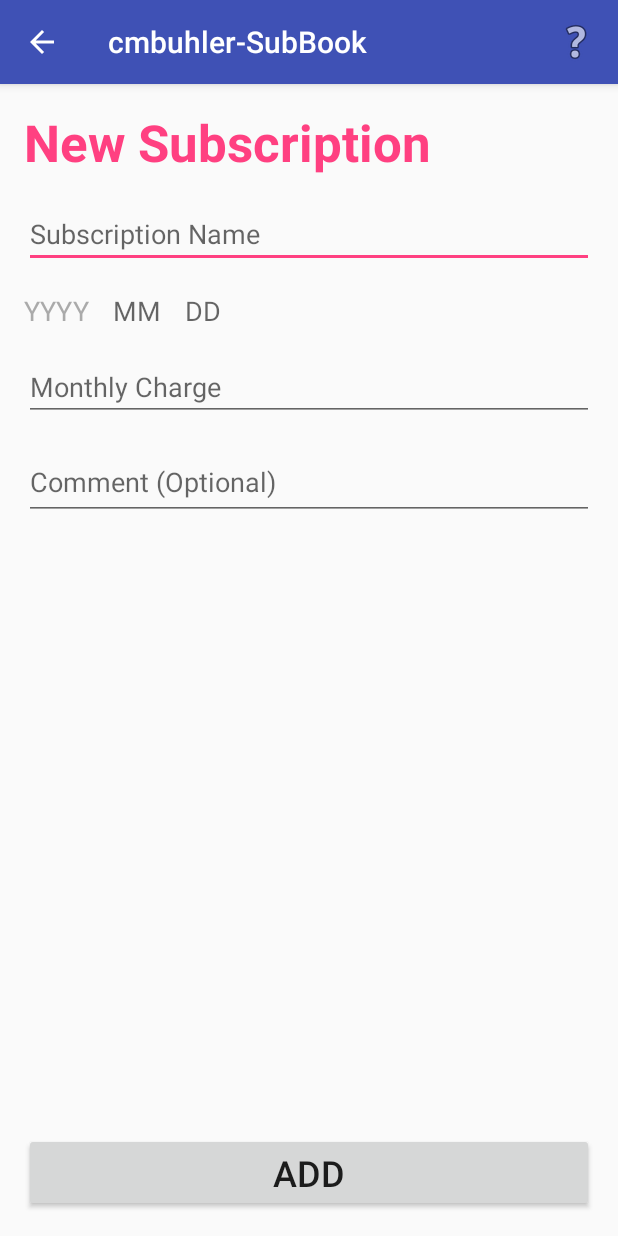
After one commit to cmbuhler/cmbuhler-SubBook, an Android app: the AddNewSubActivity screen opened directly, with no data from a screen before it, on a phone screen of 412 x 824 dp. The commit adds this screen. Run offline under Robolectric (Android 15) with nearby library versions, the phone set to English and light mode, and no system bars.

Commit message:
Add New Sub and Detail functionality (Incomplete)

```diff
--- a/app/src/main/AndroidManifest.xml
+++ b/app/src/main/AndroidManifest.xml
@@ -16,6 +16,9 @@
                 <category android:name="android.intent.category.LAUNCHER" />
             </intent-filter>
         </activity>
+        <activity android:name=".AddNewSubActivity"
+            android:parentActivityName=".MainActivity">
+        </activity>
     </application>
 
 </manifest>
--- /dev/null
+++ b/app/src/main/java/com/example/chase/cmbuhler_subbook/AddNewSubActivity.java
@@ -0,0 +1,94 @@
+package com.example.chase.cmbuhler_subbook;
+
+import android.graphics.Paint;
+import android.support.v7.app.AppCompatActivity;
+import android.os.Bundle;
+import android.util.Log;
+import android.view.Menu;
+import android.view.MenuInflater;
+import android.view.View;
+import android.widget.EditText;
+import android.widget.NumberPicker;
+import android.widget.TextView;
+import java.lang.reflect.Field;
+
+public class AddNewSubActivity extends AppCompatActivity {
+
+    @Override
+    protected void onCreate(Bundle savedInstanceState) {
+        super.onCreate(savedInstanceState);
+        setContentView(R.layout.activity_add_new_sub);
+
+        NumberPicker yearPicker = findViewById(R.id.year_num_picker);
+
+        yearPicker.setMaxValue(2020);
+        yearPicker.setValue(2018);
+        yearPicker.setMinValue(1970);
+        yearPicker.setBackgroundColor(0xff000000);
+        yearPicker.setWrapSelectorWheel(false);
+        setNumberPickerTextColor(yearPicker, 0xffffffff);
+        yearPicker.setVisibility(View.GONE);
+    }
+
+    @Override
+    public boolean onCreateOptionsMenu(Menu menu){
+        MenuInflater inflater = getMenuInflater();
+        inflater.inflate(R.menu.new_sub_menu, menu);
+        return true;
+    }
+
+    public void onYearClick(View view){
+        NumberPicker yearPicker = findViewById(R.id.year_num_picker);
+        yearPicker.setVisibility(View.VISIBLE);
+    }
+    public void onYearPickerClick(View view){
+        NumberPicker yearPicker = findViewById(R.id.year_num_picker);
+        TextView year = findViewById(R.id.date_year_textView);
+
+
+        year.setText("" + yearPicker.getValue());
+        year.setTextColor(0xff000000);
+        yearPicker.setVisibility(View.GONE);
+    }
+
+
+    /**
+     * Change the text color of the number picker view.
+     *
+     * Provided by stack overflow user Simon: https://stackoverflow.com/users/1383790/simon
+     * At: https://stackoverflow.com/questions/22962075/change-the-text-color-of-numberpicker
+     * Retrieved 2018-01-17
+     * @param numberPicker
+     * @param color
+     * @return
+     */
+    public static boolean setNumberPickerTextColor(NumberPicker numberPicker, int color)
+    {
+        final int count = numberPicker.getChildCount();
+        for(int i = 0; i < count; i++){
+            View child = numberPicker.getChildAt(i);
+            if(child instanceof EditText){
+                try{
+                    Field selectorWheelPaintField = numberPicker.getClass()
+                            .getDeclaredField("mSelectorWheelPaint");
+                    selectorWheelPaintField.setAccessible(true);
+                    ((Paint)selectorWheelPaintField.get(numberPicker)).setColor(color);
+                    ((EditText)child).setTextColor(color);
+                    numberPicker.invalidate();
+                    return true;
+                }
+                catch(NoSuchFieldException e){
+                    Log.w("setNumPickerTextColor", e);
+                }
+                catch(IllegalAccessException e){
+                    Log.w("setNumPickerTextColor", e);
+                }
+                catch(IllegalArgumentException e){
+                    Log.w("setNumPickerTextColor", e);
+                }
+            }
+        }
+        return false;
+    }
+
+}
--- /dev/null
+++ b/app/src/main/res/layout/activity_add_new_sub.xml
@@ -0,0 +1,135 @@
+<?xml version="1.0" encoding="utf-8"?>
+<android.support.constraint.ConstraintLayout xmlns:android="http://schemas.android.com/apk/res/android"
+    xmlns:app="http://schemas.android.com/apk/res-auto"
+    xmlns:tools="http://schemas.android.com/tools"
+    android:layout_width="match_parent"
+    android:layout_height="match_parent"
+    tools:context="com.example.chase.cmbuhler_subbook.AddNewSubActivity">
+
+    <EditText
+        android:id="@+id/text_subName"
+        style="@android:style/Widget.AutoCompleteTextView"
+        android:layout_width="0dp"
+        android:layout_height="wrap_content"
+        android:layout_marginEnd="16dp"
+        android:layout_marginStart="16dp"
+        android:layout_marginTop="16dp"
+        android:ems="10"
+        android:hint="@string/sub_name"
+        android:inputType="textPersonName"
+        app:layout_constraintEnd_toEndOf="parent"
+        app:layout_constraintHorizontal_bias="1.0"
+        app:layout_constraintStart_toStartOf="parent"
+        app:layout_constraintTop_toBottomOf="@+id/textView" />
+
+    <EditText
+        android:id="@+id/text_subCharge"
+        android:layout_width="0dp"
+        android:layout_height="wrap_content"
+        android:layout_marginEnd="16dp"
+        android:layout_marginStart="16dp"
+        android:layout_marginTop="16dp"
+        android:ems="10"
+        android:hint="@string/sub_charge"
+        android:inputType="numberDecimal"
+        app:layout_constraintEnd_toEndOf="parent"
+        app:layout_constraintHorizontal_bias="0.0"
+        app:layout_constraintStart_toStartOf="parent"
+        app:layout_constraintTop_toBottomOf="@+id/date_year_textView" />
+
+    <EditText
+        android:id="@+id/text_subComment"
+        android:layout_width="0dp"
+        android:layout_height="50dp"
+        android:layout_marginEnd="16dp"
+        android:layout_marginStart="16dp"
+        android:layout_marginTop="16dp"
+        android:ems="10"
+        android:hint="@string/sub_comment"
+        android:inputType="textPersonName"
+        app:layout_constraintEnd_toEndOf="parent"
+        app:layout_constraintHorizontal_bias="0.0"
+        app:layout_constraintStart_toStartOf="parent"
+        app:layout_constraintTop_toBottomOf="@+id/text_subCharge" />
+
+    <TextView
+        android:id="@+id/textView"
+        android:layout_width="wrap_content"
+        android:layout_height="wrap_content"
+        android:layout_marginStart="16dp"
+        android:layout_marginLeft="16dp"
+        android:layout_marginTop="16dp"
+        android:text="@string/new_sub"
+        android:textAppearance="@style/TextAppearance.AppCompat.Display1"
+        android:textColor="@color/colorAccent"
+        android:textStyle="bold"
+        android:typeface="normal"
+        app:layout_constraintStart_toStartOf="parent"
+        app:layout_constraintTop_toTopOf="parent" />
+
+    <Button
+        android:id="@+id/button"
+        android:layout_width="0dp"
+        android:layout_height="wrap_content"
+        android:layout_marginBottom="16dp"
+        android:layout_marginEnd="16dp"
+        android:layout_marginStart="16dp"
+        android:onClick="onYearClick"
+        android:text="@string/sub_add_button"
+        android:textSize="24sp"
+        app:layout_constraintBottom_toBottomOf="parent"
+        app:layout_constraintEnd_toEndOf="parent"
+        app:layout_constraintHorizontal_bias="0.5"
+        app:layout_constraintStart_toStartOf="parent" />
+
+    <TextView
+        android:id="@+id/date_year_textView"
+        android:layout_width="wrap_content"
+        android:layout_height="wrap_content"
+        android:layout_marginStart="16dp"
+        android:layout_marginTop="16dp"
+        android:onClick="onYearClick"
+        android:text="YYYY"
+        android:textAppearance="@style/TextAppearance.AppCompat.Display1"
+        android:textColor="@android:color/darker_gray"
+        android:textSize="18sp"
+        app:layout_constraintStart_toStartOf="parent"
+        app:layout_constraintTop_toBottomOf="@+id/text_subName" />
+
+    <TextView
+        android:id="@+id/date_month_textView"
+        android:layout_width="wrap_content"
+        android:layout_height="wrap_content"
+        android:layout_marginStart="16dp"
+        android:text="MM"
+        android:textAppearance="@style/TextAppearance.AppCompat.Display1"
+        android:textSize="18sp"
+        app:layout_constraintBaseline_toBaselineOf="@+id/date_year_textView"
+        app:layout_constraintStart_toEndOf="@+id/date_year_textView" />
+
+    <TextView
+        android:id="@+id/date_day_textVIew"
+        android:layout_width="0dp"
+        android:layout_height="wrap_content"
+        android:layout_marginStart="16dp"
+        android:text="DD"
+        android:textAppearance="@style/TextAppearance.AppCompat.Display1"
+        android:textSize="18sp"
+        app:layout_constraintBaseline_toBaselineOf="@+id/date_month_textView"
+        app:layout_constraintStart_toEndOf="@+id/date_month_textView" />
+
+    <NumberPicker
+        android:id="@+id/year_num_picker"
+        android:layout_width="0dp"
+        android:layout_height="wrap_content"
+        android:layout_marginEnd="16dp"
+        android:layout_marginStart="16dp"
+        android:layout_marginTop="16dp"
+        android:visibility="gone"
+        android:onClick="onYearPickerClick"
+        app:layout_constraintBottom_toBottomOf="@+id/date_month_textView"
+        app:layout_constraintEnd_toStartOf="@+id/date_month_textView"
+        app:layout_constraintStart_toStartOf="parent"
+        app:layout_constraintTop_toTopOf="@+id/date_month_textView" />
+
+</android.support.constraint.ConstraintLayout>
--- /dev/null
+++ b/app/src/main/res/menu/new_sub_menu.xml
@@ -0,0 +1,10 @@
+<?xml version="1.0" encoding="utf-8"?>
+<menu xmlns:app="http://schemas.android.com/apk/res-auto"
+    xmlns:android="http://schemas.android.com/apk/res/android">
+
+    <item
+        android:id="@+id/new_sub_help"
+        android:icon="@android:drawable/ic_menu_help"
+        android:title="@string/new_sub_help"
+        app:showAsAction="ifRoom" />
+</menu>
--- a/app/src/main/res/values/colors.xml
+++ b/app/src/main/res/values/colors.xml
@@ -2,5 +2,5 @@
 <resources>
     <color name="colorPrimary">#3F51B5</color>
     <color name="colorPrimaryDark">#303F9F</color>
-    <color name="colorAccent">#FF4081</color>
+    <color name="colorAccent">#ff4081</color>
 </resources>
--- a/app/src/main/res/values/strings.xml
+++ b/app/src/main/res/values/strings.xml
@@ -1,4 +1,11 @@
 <resources>
     <string name="app_name">cmbuhler-SubBook</string>
     <string name="total_charge">Total monthly charge:</string>
+    <string name="new_sub">New Subscription</string>
+    <string name="sub_name">Subscription Name</string>
+    <string name="sub_data">Start date</string>
+    <string name="sub_charge">Monthly Charge</string>
+    <string name="sub_comment">Comment (Optional)</string>
+    <string name="sub_add_button">Add</string>
+    <string name="new_sub_help">Help</string>
 </resources>
```
Also changed, not shown: app/src/main/java/com/example/chase/cmbuhler_subbook/MainActivity.java (+39 -0 lines), app/src/main/java/com/example/chase/cmbuhler_subbook/SubList.java (added, +21 -0 lines), app/src/main/java/com/example/chase/cmbuhler_subbook/Subscription.java (added, +96 -0 lines), app/src/main/res/menu/menu.xml (added, +10 -0 lines).
